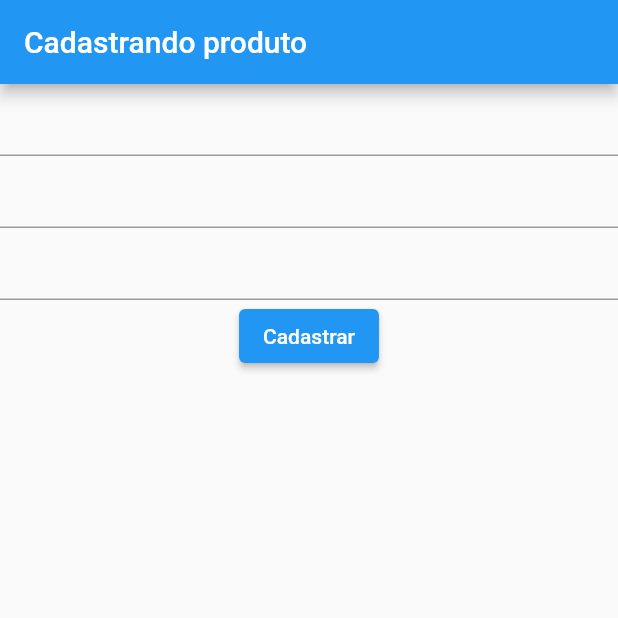
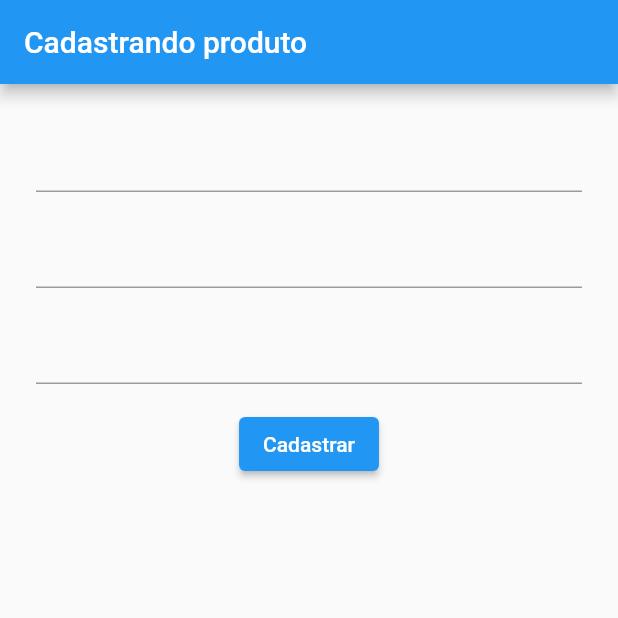
Before and after one commit to CaioLuppo/ProdStorage, a Flutter app: the screen it shows after launch, on a phone screen of 412 x 824 dp, the top half of it. Run offline on Flutter 3.47's test engine with Material 2 defaults, Android fonts, the phone set to English and light mode, and no system bars.

Commit message:
Adicionando padding nos componentes

```diff
--- a/lib/main.dart
+++ b/lib/main.dart
@@ -1,7 +1,6 @@
 import 'package:flutter/material.dart';
 
 import './models/produto.dart';
-
 
 void main() => runApp(Formulario());
 
@@ -17,21 +16,39 @@ class Formulario extends StatelessWidget {
   Widget build(BuildContext context) {
     return MaterialApp(
       home: Scaffold(
-
         appBar: AppBar(
           title: const Text("Cadastrando produto"),
         ),
-
-        body: Column(
-          children: <Widget>[
+        body: Padding(  // Adiciona espaçamento
+          padding: const EdgeInsets.all(24.0),
+          child: Column(children: <Widget>[
 
             // Inputs
-            TextField( controller: _controladorNome,),
-            TextField( controller: _controladorQuantidade,),
-            TextField( controller: _controladorValor,),
+            TextField(
+                controller: _controladorNome,
+              ),
+
+            Padding(
+              padding: const EdgeInsets.only(top: 16.0),
+              child: // Texto
+              TextField(
+                controller: _controladorQuantidade,
+              ),
+            ),
+
+            Padding(
+              padding: const EdgeInsets.only(top: 16.0),
+              child: // Texto
+              TextField(
+                controller: _controladorValor,
+              ),
+            ),
 
             // Botão de Cadastrar
-            ElevatedButton(
+            Padding(
+              padding: const EdgeInsets.only(top: 16.0),
+              child: // Botão
+              ElevatedButton(
                 onPressed: () {
                   final nome = _controladorNome.text;
                   final quantidade = int.tryParse(_controladorQuantidade.text);
@@ -40,12 +57,10 @@ class Formulario extends StatelessWidget {
                   final Produto novoProduto = Produto(nome, quantidade, valor);
                 },
                 child: const Text("Cadastrar"),
+              ),
             ),
-
-          ]
-
+          ]),
         ),
-
       ),
     );
   }
```
Also changed, not shown: 1 other file.
